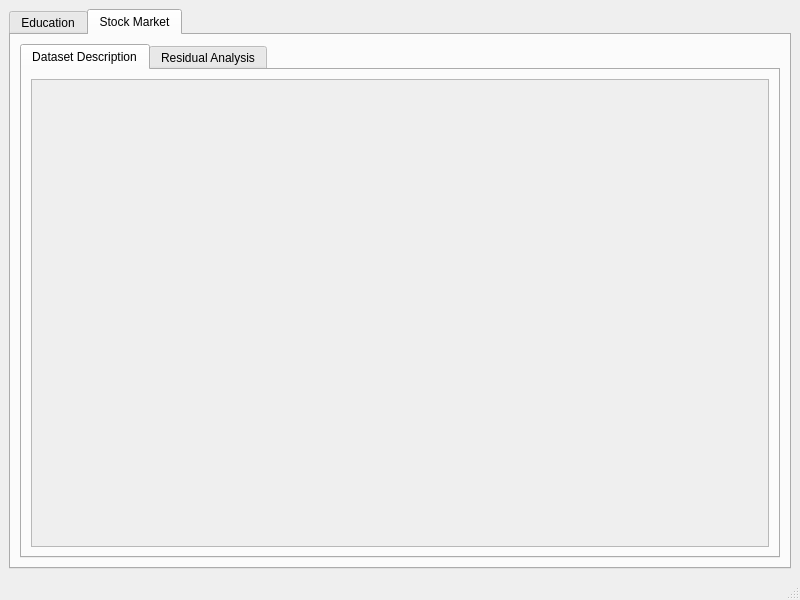
Qt form ailever/apps/ailever.ui (ailever/ailever) before a commit.
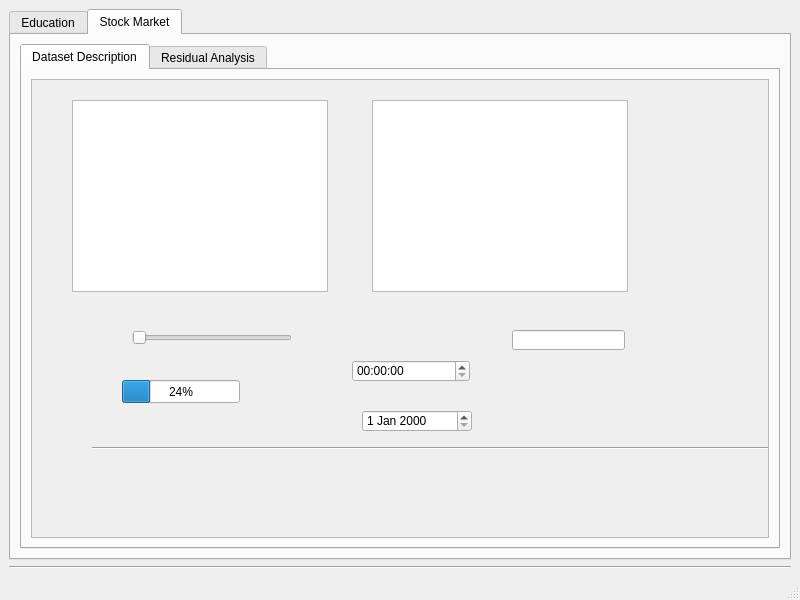
The same form after that commit.

What changed in the file:
```diff
--- a/ailever/apps/ailever.ui
+++ b/ailever/apps/ailever.ui
@@ -105,9 +105,98 @@
                  <x>0</x>
                  <y>0</y>
                  <width>750</width>
-                 <height>482</height>
+                 <height>475</height>
                 </rect>
                </property>
+               <widget class="QGraphicsView" name="graphicsView">
+                <property name="geometry">
+                 <rect>
+                  <x>40</x>
+                  <y>20</y>
+                  <width>256</width>
+                  <height>192</height>
+                 </rect>
+                </property>
+               </widget>
+               <widget class="QProgressBar" name="progressBar">
+                <property name="geometry">
+                 <rect>
+                  <x>90</x>
+                  <y>300</y>
+                  <width>118</width>
+                  <height>23</height>
+                 </rect>
+                </property>
+                <property name="value">
+                 <number>24</number>
+                </property>
+               </widget>
+               <widget class="Line" name="line_2">
+                <property name="geometry">
+                 <rect>
+                  <x>60</x>
+                  <y>360</y>
+                  <width>681</width>
+                  <height>16</height>
+                 </rect>
+                </property>
+                <property name="orientation">
+                 <enum>Qt::Horizontal</enum>
+                </property>
+               </widget>
+               <widget class="QTextBrowser" name="textBrowser">
+                <property name="geometry">
+                 <rect>
+                  <x>340</x>
+                  <y>20</y>
+                  <width>256</width>
+                  <height>192</height>
+                 </rect>
+                </property>
+               </widget>
+               <widget class="QSlider" name="horizontalSlider">
+                <property name="geometry">
+                 <rect>
+                  <x>100</x>
+                  <y>250</y>
+                  <width>160</width>
+                  <height>16</height>
+                 </rect>
+                </property>
+                <property name="orientation">
+                 <enum>Qt::Horizontal</enum>
+                </property>
+               </widget>
+               <widget class="QTimeEdit" name="timeEdit">
+                <property name="geometry">
+                 <rect>
+                  <x>320</x>
+                  <y>280</y>
+                  <width>118</width>
+                  <height>22</height>
+                 </rect>
+                </property>
+               </widget>
+               <widget class="QDateEdit" name="dateEdit">
+                <property name="geometry">
+                 <rect>
+                  <x>330</x>
+                  <y>330</y>
+                  <width>110</width>
+                  <height>22</height>
+                 </rect>
+                </property>
+               </widget>
+               <widget class="QLineEdit" name="lineEdit">
+                <property name="geometry">
+                 <rect>
+                  <x>480</x>
+                  <y>250</y>
+                  <width>113</width>
+                  <height>20</height>
+                 </rect>
+                </property>
+               </widget>
               </widget>
              </widget>
             </item>
@@ -124,6 +213,13 @@
       </widget>
      </widget>
     </item>
+    <item>
+     <widget class="Line" name="line">
+      <property name="orientation">
+       <enum>Qt::Horizontal</enum>
+      </property>
+     </widget>
+    </item>
    </layout>
   </widget>
   <widget class="QMenuBar" name="menubar">
```
Left out of the diff: 2 changed lines with no effect on the pictures.
